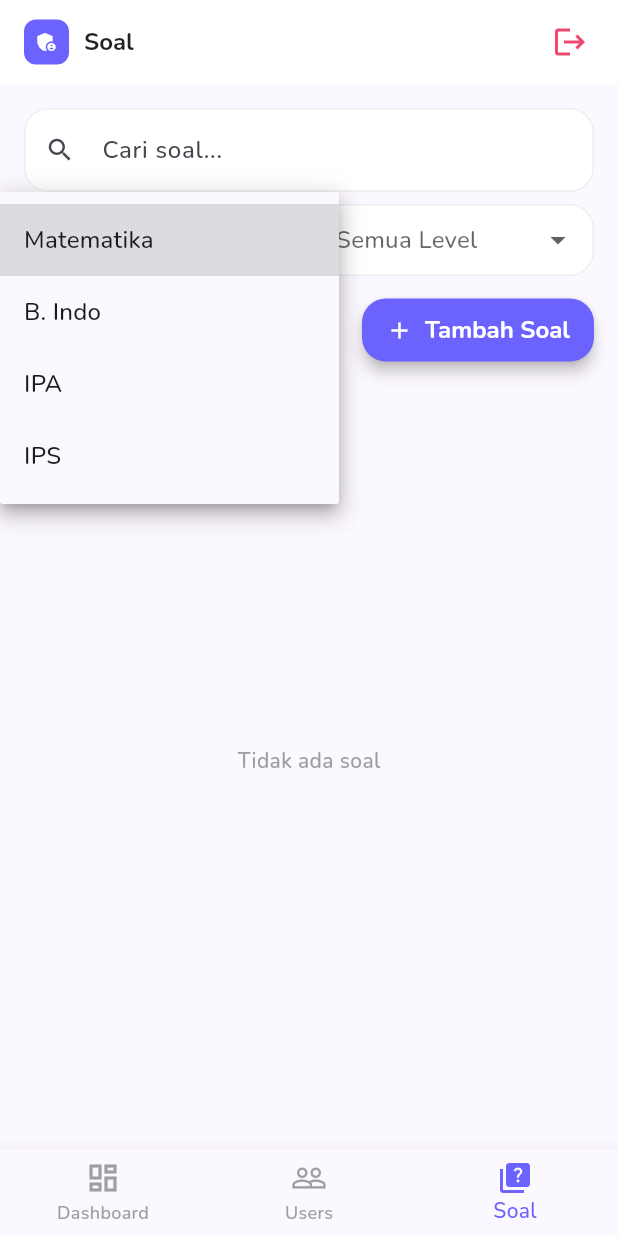
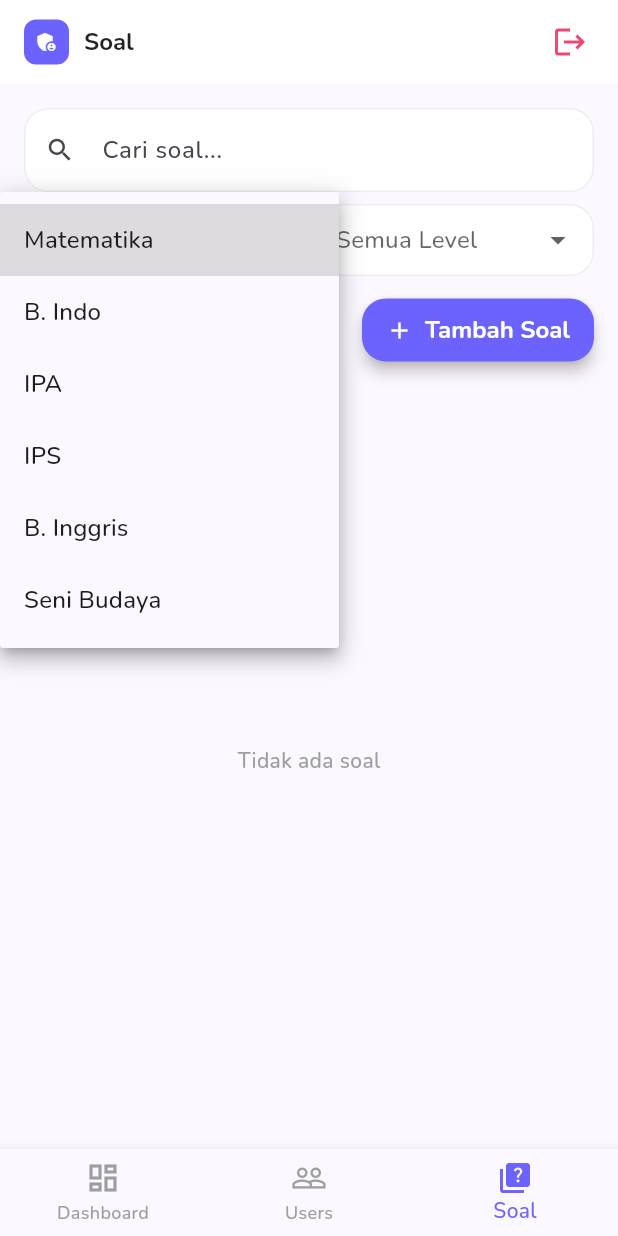
Before and after one commit to Agungpurr/gamifikasi_v1, a Flutter app: the AdminDashboardScreen screen opened directly, item 3 of the bottom bar chosen, after a tap on "Semua Mapel", on a phone screen of 412 x 824 dp. Run offline on Flutter 3.47's test engine with Material 3 defaults, Android fonts, the phone set to English and light mode, and no system bars; our stand-ins replace audioplayers, cloud_firestore, confetti, firebase_auth, firebase_core, flutter_animate and 9 more; missing offline and left inert: excel; accounts and stored records are empty; generated files the repository leaves out were written again; network calls fail.

Commit message:
add soal bahasa inggris dan seni budaya , add mapel di admin soal

```diff
--- a/lib/screens/admin/admin_questions_screen.dart
+++ b/lib/screens/admin/admin_questions_screen.dart
@@ -155,6 +155,10 @@ class _AdminQuestionsScreenState extends State<AdminQuestionsScreen> {
                             child: Text('B. Indo')), // ← dipersingkat
                         DropdownMenuItem(value: 'ipa', child: Text('IPA')),
                         DropdownMenuItem(value: 'ips', child: Text('IPS')),
+                        DropdownMenuItem(
+                            value: 'bahasa_inggris', child: Text('B. Inggris')),
+                        DropdownMenuItem(
+                            value: 'seni_budaya', child: Text('Seni Budaya')),
                       ],
                       onChanged: (val) {
                         setState(() => _filterSubject = val ?? '');
@@ -284,6 +288,10 @@ class _QuestionCard extends StatelessWidget {
         return AppColors.ipa;
       case 'ips':
         return AppColors.ips;
+      case 'bahasa_inggris':
+        return const Color.fromARGB(255, 220, 22, 25);
+      case 'seni':
+        return const Color.fromARGB(255, 24, 91, 22);
       default:
         return Colors.grey;
     }
@@ -299,6 +307,10 @@ class _QuestionCard extends StatelessWidget {
         return 'IPA';
       case 'ips':
         return 'IPS';
+      case 'inggris':
+        return 'B. Inggris';
+      case 'seni_budaya':
+        return 'Seni Budaya';
       default:
         return question.subject;
     }
--- a/lib/services/firebase_service.dart
+++ b/lib/services/firebase_service.dart
@@ -468,55 +468,52 @@ class FirebaseService {
     {
       'subject': 'bahasa_inggris',
       'grade': '3',
-      'question': 'Ibu kota Indonesia adalah...',
-      'options': ['Bandung', 'Surabaya', 'Jakarta', 'Medan'],
-      'correctIndex': 2,
-      'explanation':
-          'Jakarta adalah ibu kota Indonesia (saat ini masih Jakarta).',
+      'question': 'What is the meaning of "apple"?',
+      'options': ['Apel', 'Jeruk', 'Mangga', 'Pisang'],
+      'correctIndex': 0,
+      'explanation': '"Apple" artinya adalah apel.',
       'points': 10,
       'difficulty': 'easy',
     },
     {
       'subject': 'bahasa_inggris',
       'grade': '3',
-      'question': 'Semboyan negara Indonesia adalah...',
-      'options': [
-        'Bhineka Tunggal Ika',
-        'Pancasila',
-        'Garuda Pancasila',
-        'Merah Putih'
-      ],
-      'correctIndex': 0,
-      'explanation':
-          'Bhinneka Tunggal Ika artinya "Berbeda-beda tetapi tetap satu jua".',
+      'question': 'How do you say "kucing" in English?',
+      'options': ['Dog', 'Cat', 'Bird', 'Fish'],
+      'correctIndex': 1,
+      'explanation': 'Kucing dalam bahasa Inggris adalah "cat".',
       'points': 10,
       'difficulty': 'easy',
     },
-    // Bahasa Inggris - Kelas 3
+    // Seni Budaya - Kelas 3
     {
       'subject': 'seni_budaya',
       'grade': '3',
-      'question': 'Ibu kota Indonesia adalah...',
-      'options': ['Bandung', 'Surabaya', 'Jakarta', 'Medan'],
+      'question': 'Alat musik yang dipukul disebut...',
+      'options': [
+        'Alat musik tiup',
+        'Alat musik gesek',
+        'Alat musik pukul',
+        'Alat musik petik'
+      ],
       'correctIndex': 2,
       'explanation':
-          'Jakarta adalah ibu kota Indonesia (saat ini masih Jakarta).',
+          'Alat musik pukul dimainkan dengan cara dipukul, seperti drum.',
       'points': 10,
       'difficulty': 'easy',
     },
     {
       'subject': 'seni_budaya',
       'grade': '3',
-      'question': 'Semboyan negara Indonesia adalah...',
+      'question': 'Warna dasar terdiri dari...',
       'options': [
-        'Bhineka Tunggal Ika',
-        'Pancasila',
-        'Garuda Pancasila',
-        'Merah Putih'
+        'Merah, kuning, biru',
+        'Hijau, ungu, oranye',
+        'Hitam, putih, abu-abu',
+        'Merah, hijau, biru'
       ],
       'correctIndex': 0,
-      'explanation':
-          'Bhinneka Tunggal Ika artinya "Berbeda-beda tetapi tetap satu jua".',
+      'explanation': 'Warna dasar adalah merah, kuning, dan biru.',
       'points': 10,
       'difficulty': 'easy',
     },
```
Also changed, not shown: lib/screens/quiz/quiz_screen.dart (+27 -24 lines).
